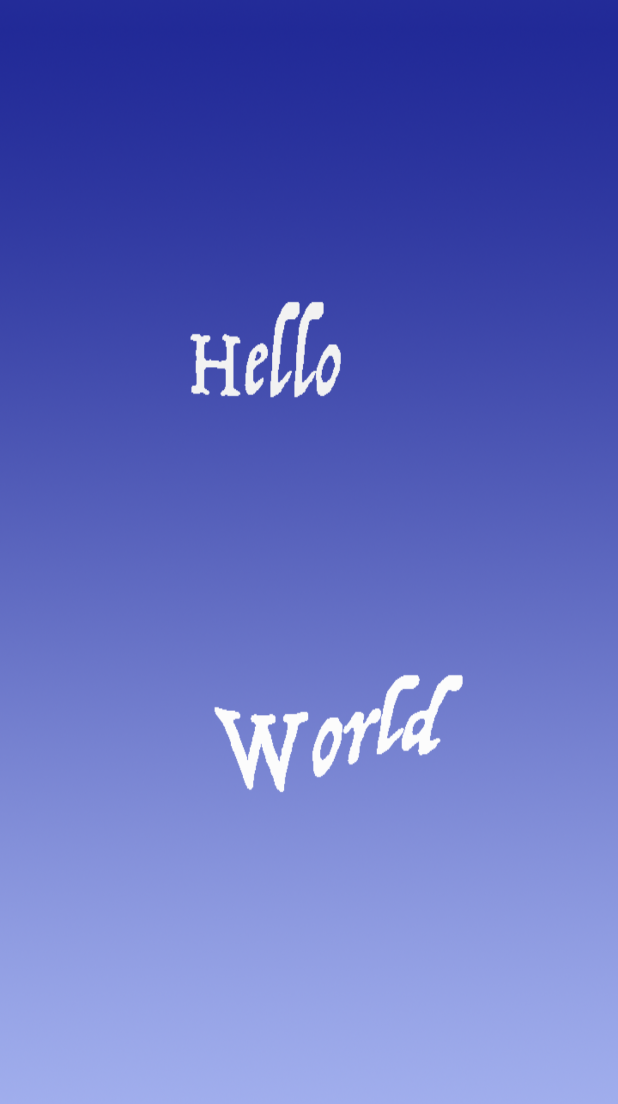
After one commit to asmallkite/V2EX2, an Android app: the WelcomeActivity screen opened directly, with no data from a screen before it, on a phone screen of 412 x 824 dp. The commit adds this screen. Shown: the top 1104 px of the screen. Run offline under Robolectric (Android 15) with nearby library versions, the phone set to English and light mode, and no system bars; 1 statement that could not run was skipped.

Commit message:
add welcomeActivity and change ic_launcher

```diff
--- a/app/src/main/AndroidManifest.xml
+++ b/app/src/main/AndroidManifest.xml
@@ -1,9 +1,10 @@
 <?xml version="1.0" encoding="utf-8"?>
 <manifest xmlns:android="http://schemas.android.com/apk/res/android"
           package="cn.yibulz.v2ex">
-    <uses-permission android:name="android.permission.INTERNET" />
-    <uses-permission android:name="android.permission.ACCESS_NETWORK_STATE" />
-    <uses-permission android:name="android.permission.WRITE_EXTERNAL_STORAGE" />
+
+    <uses-permission android:name="android.permission.INTERNET"/>
+    <uses-permission android:name="android.permission.ACCESS_NETWORK_STATE"/>
+    <uses-permission android:name="android.permission.WRITE_EXTERNAL_STORAGE"/>
 
     <application
         android:allowBackup="true"
@@ -15,6 +16,9 @@
             android:name=".MainActivity"
             android:label="@string/app_name"
             android:theme="@style/AppTheme.NoActionBar">
+        </activity>
+        <activity android:name=".WelcomeActivity"
+            android:theme="@style/LunchTheme">
             <intent-filter>
                 <action android:name="android.intent.action.MAIN"/>
 
--- /dev/null
+++ b/app/src/main/java/cn/yibulz/v2ex/WelcomeActivity.java
@@ -0,0 +1,29 @@
+package cn.yibulz.v2ex;
+
+import android.app.Activity;
+import android.content.Intent;
+import android.os.Bundle;
+import android.os.Handler;
+import android.view.View;
+import android.view.Window;
+import android.view.WindowManager;
+
+public class WelcomeActivity extends Activity {
+
+    @Override
+    protected void onCreate(Bundle savedInstanceState) {
+        requestWindowFeature(Window.FEATURE_NO_TITLE);
+        getWindow().setFlags(WindowManager.LayoutParams.FLAG_FULLSCREEN
+        ,WindowManager.LayoutParams.FLAG_FULLSCREEN);
+        super.onCreate(savedInstanceState);
+        new Handler().postDelayed(new Runnable() {
+            @Override
+            public void run() {
+                Intent intent = new Intent(WelcomeActivity.this,
+                        MainActivity.class);
+                startActivity(intent);
+                finish();
+            }
+        }, 1300);
+    }
+}
--- a/app/src/main/res/values/styles.xml
+++ b/app/src/main/res/values/styles.xml
@@ -6,6 +6,10 @@
         <item name="colorPrimary">@color/colorPrimary</item>
         <item name="colorPrimaryDark">@color/colorPrimaryDark</item>
         <item name="colorAccent">@color/colorAccent</item>
+    </style>abl
+
+    <style name="LunchTheme" parent="AppTheme">
+        <item name="android:windowBackground">@drawable/welcome</item>
     </style>
 
     <style name="AppTheme.NoActionBar">
```
Also changed, not shown: app/src/main/ic_launcher-web.png (added), app/src/main/res/drawable/welcome.png (added), app/src/main/res/mipmap-hdpi/ic_launcher.png, app/src/main/res/mipmap-mdpi/ic_launcher.png, app/src/main/res/mipmap-xhdpi/ic_launcher.png, app/src/main/res/mipmap-xxhdpi/ic_launcher.png, app/src/main/res/mipmap-xxxhdpi/ic_launcher.png.
